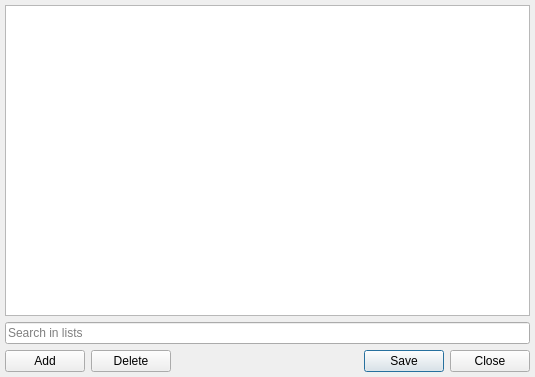
This is src/plugins/multiuserchat/edituserslistdialog.ui in vacuum-im/vacuum-im as Qt 5 draws it before an edit. The edited form follows.
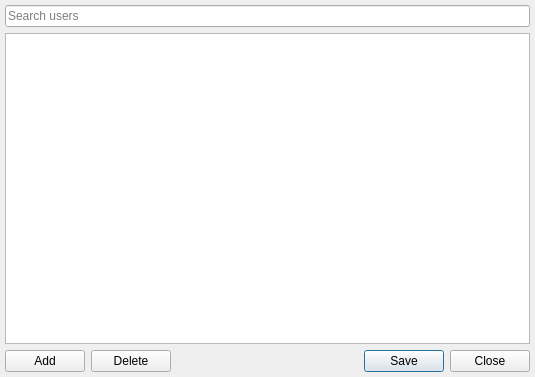
This is the edited form. Custom widgets are drawn as their Qt base class.

The edit to the form file:
```diff
--- a/src/plugins/multiuserchat/edituserslistdialog.ui
+++ b/src/plugins/multiuserchat/edituserslistdialog.ui
@@ -17,6 +17,13 @@
    <property name="margin">
     <number>5</number>
    </property>
+   <item>
+    <widget class="SearchLineEdit" name="sleSearch">
+     <property name="placeholderText">
+      <string>Search users</string>
+     </property>
+    </widget>
+   </item>
    <item>
     <layout class="QVBoxLayout" name="verticalLayout">
      <property name="spacing">
@@ -34,13 +41,6 @@
      </item>
     </layout>
    </item>
-   <item>
-    <widget class="SearchLineEdit" name="sleSearch">
-     <property name="placeholderText">
-      <string>Search in lists</string>
-     </property>
-    </widget>
-   </item>
    <item>
     <layout class="QHBoxLayout">
      <item>
```
Left out of the diff: 1 changed line with no effect on the pictures.
